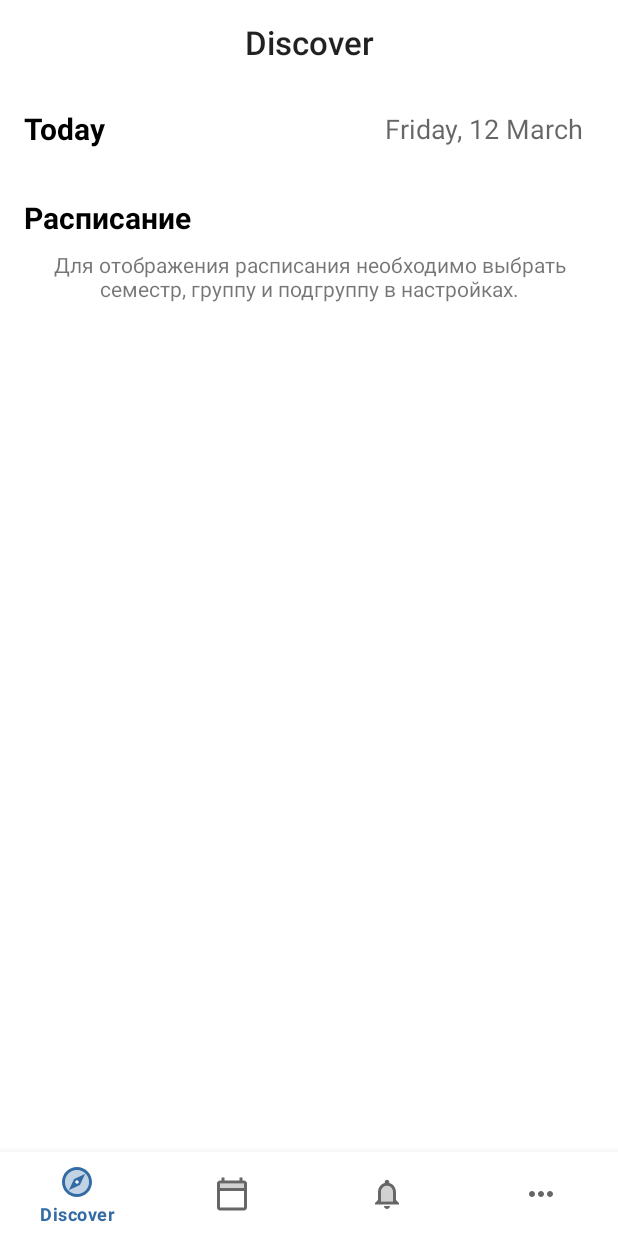
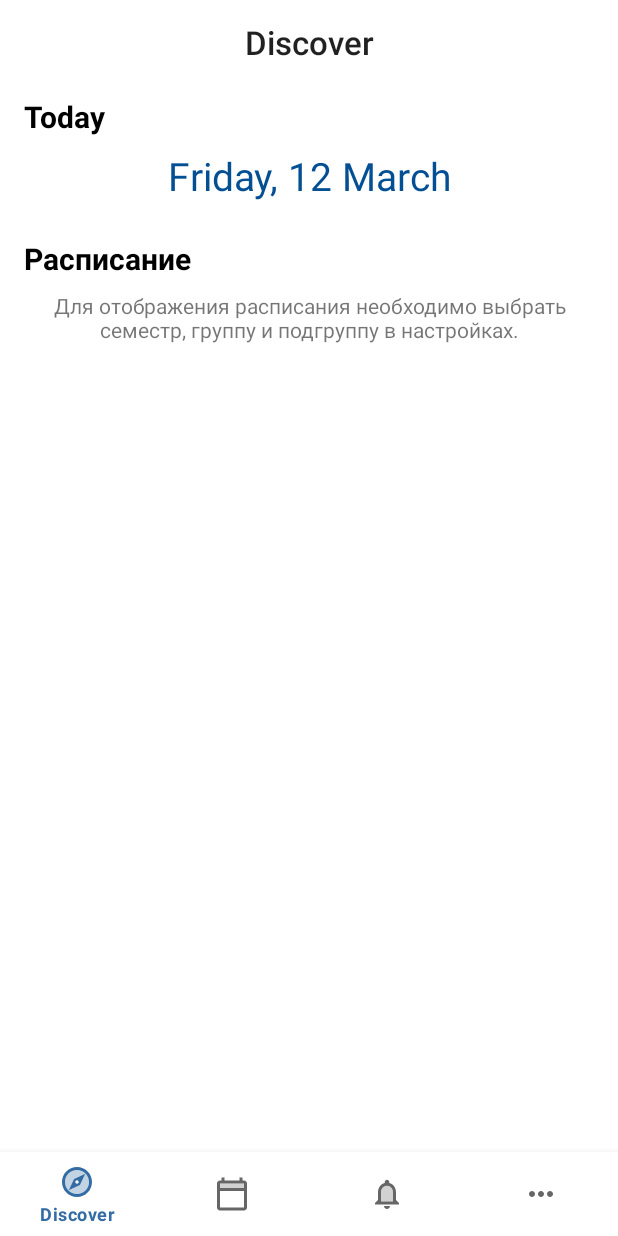
Before and after one commit to NikitaTr99/my-vspc-android, an Android app: the screen it shows after launch (MainActivity), on a phone screen of 412 x 824 dp. Run offline under Robolectric (Android 15) with nearby library versions, the phone set to English and light mode, and no system bars; our stand-ins replace ButterKnife, navigation-ui.

Commit message:
set theme for lesson card and today

```diff
--- a/app/src/main/res/layout/rv_item_discover_today.xml
+++ b/app/src/main/res/layout/rv_item_discover_today.xml
@@ -6,18 +6,22 @@
     android:layout_width="match_parent"
     android:layout_height="wrap_content"
     android:layout_marginVertical="8dp"
-    android:paddingVertical="8dp">
+
+    >
 
     <TextView
         android:id="@+id/tv_home_info_date"
         android:layout_width="wrap_content"
         android:layout_height="wrap_content"
-        android:layout_marginEnd="8dp"
+        android:layout_marginTop="8dp"
         android:textAlignment="center"
         android:textAppearance="@style/TextAppearance.AppCompat.Medium"
+        android:textColor="@color/colorPrimaryVariant"
+        android:textSize="26sp"
         app:layout_constraintBottom_toBottomOf="parent"
         app:layout_constraintEnd_toEndOf="parent"
-        app:layout_constraintTop_toTopOf="parent"
+        app:layout_constraintStart_toStartOf="parent"
+        app:layout_constraintTop_toBottomOf="@+id/textView2"
         tools:text="23.02.21" />
 
     <TextView
@@ -28,7 +32,6 @@
         android:textColor="?attr/colorOnSurface"
         android:textSize="20sp"
         android:textStyle="bold"
-        app:layout_constraintBottom_toBottomOf="parent"
         app:layout_constraintStart_toStartOf="parent"
         app:layout_constraintTop_toTopOf="parent" />
 
```
Also changed, not shown: app/src/main/res/layout/rv_item_discover_weather.xml (+9 -6 lines).
